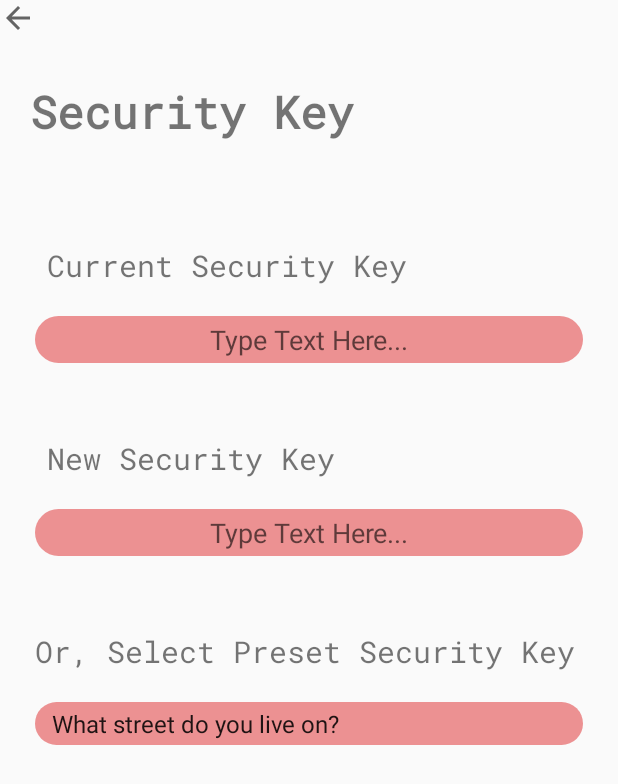
After one commit to ChiMasterBing/vCareApp, an Android app: the SecurityKey screen opened directly, with no data from a screen before it, on a phone screen of 412 x 824 dp. The commit adds this screen. Shown: the top 784 px of the screen. Run offline under Robolectric (Android 15) with nearby library versions, the light colour scheme and no system bars; Roboto replaces fonts that are not available here.

Commit message:
Security Key screen

```diff
--- a/app/src/main/AndroidManifest.xml
+++ b/app/src/main/AndroidManifest.xml
@@ -13,6 +13,8 @@
         android:roundIcon="@mipmap/ic_launcher_round"
         android:supportsRtl="true"
         android:theme="@style/Theme.VCare">
+        <activity android:name=".SecurityKey"></activity>
+
         <meta-data
             android:name="com.google.android.actions"
             android:resource="@xml/network_security_config" />
@@ -23,6 +25,7 @@
         <activity android:name=".Menu" />
         <activity android:name=".AboutUs" />
         <activity android:name=".DailyQuote" />
+        <activity android:name=".Citations" />
         <activity android:name=".JournalPage" />
         <activity android:name=".SavedScreen" />
         <activity android:name=".RegisterPage" />
--- /dev/null
+++ b/app/src/main/java/com/example/vcare/SecurityKey.java
@@ -0,0 +1,41 @@
+package com.example.vcare;
+
+import androidx.appcompat.app.AppCompatActivity;
+
+import android.os.Bundle;
+import android.view.View;
+import android.widget.AdapterView;
+import android.widget.ArrayAdapter;
+import android.widget.Spinner;
+import android.widget.Toast;
+
+public class SecurityKey extends AppCompatActivity {
+
+    private Spinner selectPresetKey;
+
+    @Override
+    protected void onCreate(Bundle savedInstanceState) {
+        super.onCreate(savedInstanceState);
+        setContentView(R.layout.activity_security_key);
+
+        selectPresetKey = findViewById(R.id.selectPresetKey);
+        ArrayAdapter<CharSequence> adapter = ArrayAdapter.createFromResource(this, R.array.securityQuestions, android.R.layout.simple_spinner_item);
+        adapter.setDropDownViewResource(android.R.layout.simple_spinner_dropdown_item);
+        selectPresetKey.setAdapter(adapter);
+        selectPresetKey.setOnItemSelectedListener(new AdapterView.OnItemSelectedListener() {
+            @Override
+            public void onItemSelected(AdapterView<?> parent, View view, int position, long id) {
+                // need to connect to firebase
+                String text = parent.getItemAtPosition(position).toString();
+                Toast.makeText(SecurityKey.this, text, Toast.LENGTH_SHORT).show();
+            }
+
+            @Override
+            public void onNothingSelected(AdapterView<?> parent) {
+
+            }
+        });
+
+
+    }
+}
--- /dev/null
+++ b/app/src/main/res/layout/activity_security_key.xml
@@ -0,0 +1,102 @@
+<?xml version="1.0" encoding="utf-8"?>
+<RelativeLayout xmlns:android="http://schemas.android.com/apk/res/android"
+    xmlns:app="http://schemas.android.com/apk/res-auto"
+    xmlns:tools="http://schemas.android.com/tools"
+    android:layout_width="match_parent"
+    android:layout_height="match_parent"
+    tools:context=".SecurityKey">
+
+    <ImageButton
+        android:id="@+id/backBtn"
+        android:layout_width="wrap_content"
+        android:layout_height="wrap_content"
+        android:background="@null"
+        android:src="@drawable/ic_arrowback" />
+
+    <TextView
+        android:id="@+id/secKeyTitle"
+        android:layout_width="wrap_content"
+        android:layout_height="wrap_content"
+        android:text="Security Key"
+        android:fontFamily="@font/roboto_mono"
+        android:textStyle="bold"
+        android:textSize="30dp"
+        android:layout_below="@+id/backBtn"
+        android:layout_marginTop="30dp"
+        android:layout_marginLeft="20dp" />
+
+    <RelativeLayout
+        android:layout_width="match_parent"
+        android:layout_height="wrap_content"
+        android:layout_below="@+id/secKeyTitle"
+        android:layout_marginTop="45dp"
+        android:padding="23dp">
+
+        <TextView
+            android:id="@+id/promptCurrentKey"
+            android:layout_width="match_parent"
+            android:layout_height="wrap_content"
+            android:layout_marginLeft="8dp"
+            android:fontFamily="@font/roboto_mono"
+            android:text="Current Security Key"
+            android:textSize="20dp" />
+
+        <EditText
+            android:id="@+id/edtCurrentKey"
+            android:layout_width="match_parent"
+            android:layout_height="wrap_content"
+            android:layout_below="@+id/promptCurrentKey"
+            android:hint="Type Text Here..."
+            android:background="@drawable/rounded_corners_3"
+            android:layout_marginTop="20dp"
+            android:padding="3dp"
+            android:gravity="center_horizontal"/>
+
+        <TextView
+            android:id="@+id/promptNewKey"
+            android:layout_width="match_parent"
+            android:layout_height="wrap_content"
+            android:layout_marginLeft="8dp"
+            android:fontFamily="@font/roboto_mono"
+            android:text="New Security Key"
+            android:textSize="20dp"
+            android:layout_below="@+id/edtCurrentKey"
+            android:layout_marginTop="50dp"/>
+
+        <EditText
+            android:id="@+id/edtNewKey"
+            android:layout_width="match_parent"
+            android:layout_height="wrap_content"
+            android:layout_below="@+id/promptNewKey"
+            android:hint="Type Text Here..."
+            android:background="@drawable/rounded_corners_3"
+            android:layout_marginTop="20dp"
+            android:padding="3dp"
+            android:gravity="center_horizontal" />
+
+        <TextView
+            android:id="@+id/promptPresetKey"
+            android:layout_width="match_parent"
+            android:layout_height="wrap_content"
+            android:text="Or, Select Preset Security Key"
+            android:textSize="20dp"
+            android:fontFamily="@font/roboto_mono"
+            android:layout_below="@id/edtNewKey"
+            android:layout_marginTop="50dp" />
+
+        <Spinner
+            android:id="@+id/selectPresetKey"
+            android:layout_width="match_parent"
+            android:layout_height="wrap_content"
+            android:layout_below="@+id/promptPresetKey"
+            android:layout_marginTop="20dp"
+            android:padding="3dp"
+            android:background="@drawable/rounded_corners_3" />
+
+    </RelativeLayout>
+
+
+
+
+
+</RelativeLayout>
--- a/app/src/main/res/values/strings.xml
+++ b/app/src/main/res/values/strings.xml
@@ -30,5 +30,10 @@
         <item>This is quote 3.1</item>
         <item>This is quote 3.2</item>
     </string-array>
+    <string-array name="securityQuestions">
+        <item>What street do you live on?</item>
+        <item>Who was your favorite first grade teacher?</item>
+        <item>What is the name of your first pet?</item>
+    </string-array>
 
 </resources>
```
